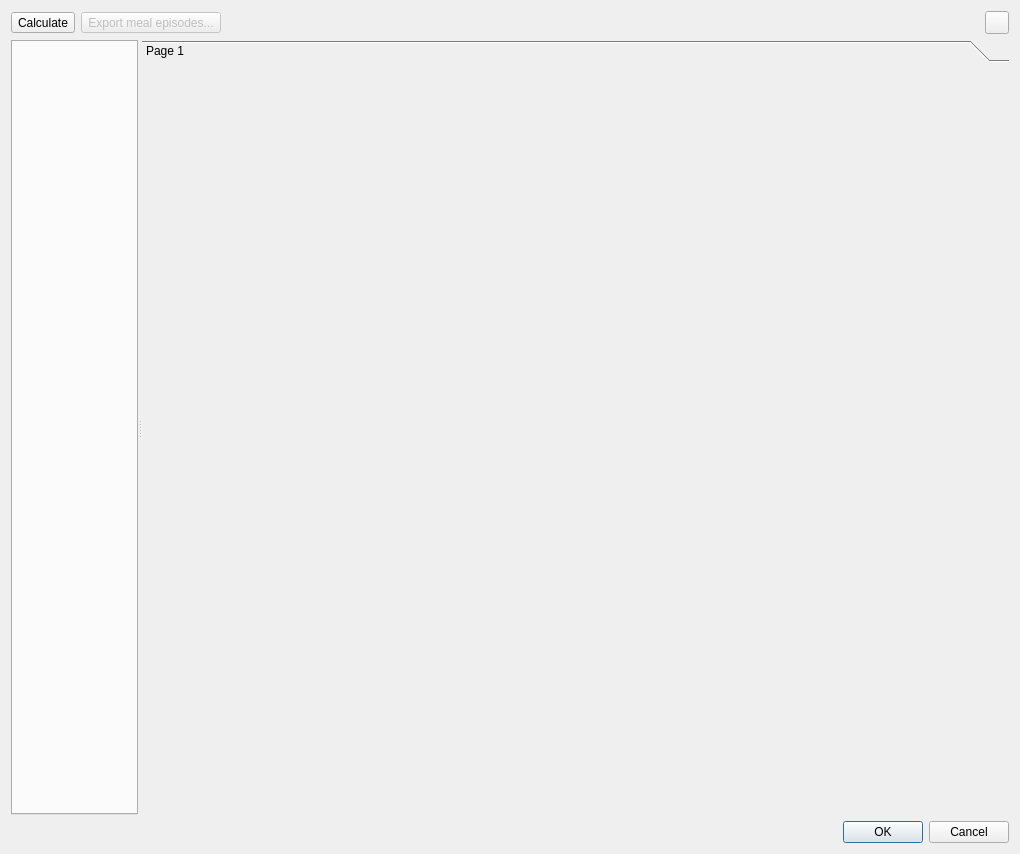
The window that tse_analytics/modules/phenomaster/meal_details/views/meal_details_dialog.ui (TSE-Systems/tse-analytics) describes before a commit, drawn with Qt 5.
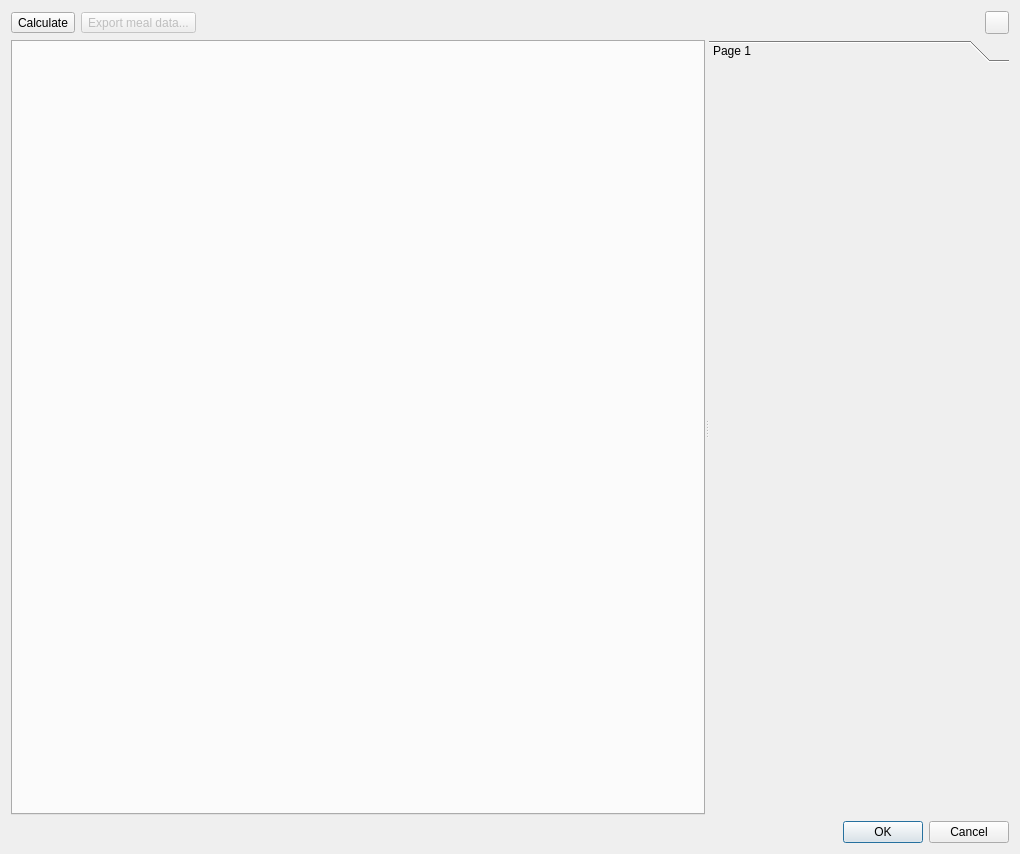
The same window after the commit. Icons and pictures are not drawn.

Commit message: Interval meal analysis implemented.

```diff
--- a/tse_analytics/modules/phenomaster/meal_details/views/meal_details_dialog.ui
+++ b/tse_analytics/modules/phenomaster/meal_details/views/meal_details_dialog.ui
@@ -36,7 +36,7 @@
         <bool>false</bool>
        </property>
        <property name="text">
-        <string>Export meal episodes...</string>
+        <string>Export meal data...</string>
        </property>
        <property name="icon">
         <iconset resource="../../../../../resources/resources.qrc">
@@ -87,18 +87,13 @@
       </property>
      </widget>
      <widget class="QToolBox" name="toolBox">
-      <property name="currentIndex">
-       <number>0</number>
+      <property name="maximumSize">
+       <size>
+        <width>300</width>
+        <height>16777215</height>
+       </size>
       </property>
       <widget class="QWidget" name="page">
-       <property name="geometry">
-        <rect>
-         <x>0</x>
-         <y>0</y>
-         <width>870</width>
-         <height>746</height>
-        </rect>
-       </property>
        <attribute name="label">
         <string>Page 1</string>
        </attribute>
```
Left out of the diff: 2 changed lines with no effect on the pictures. The commit also changes 14 other files.
